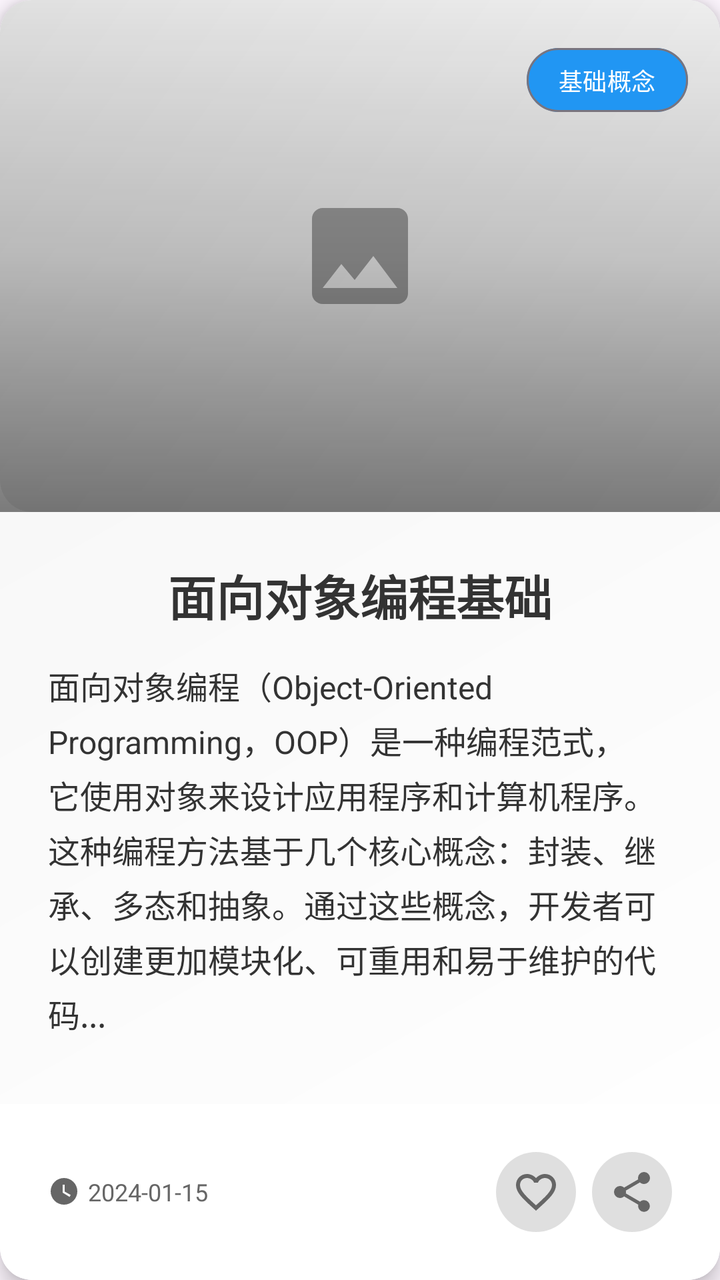
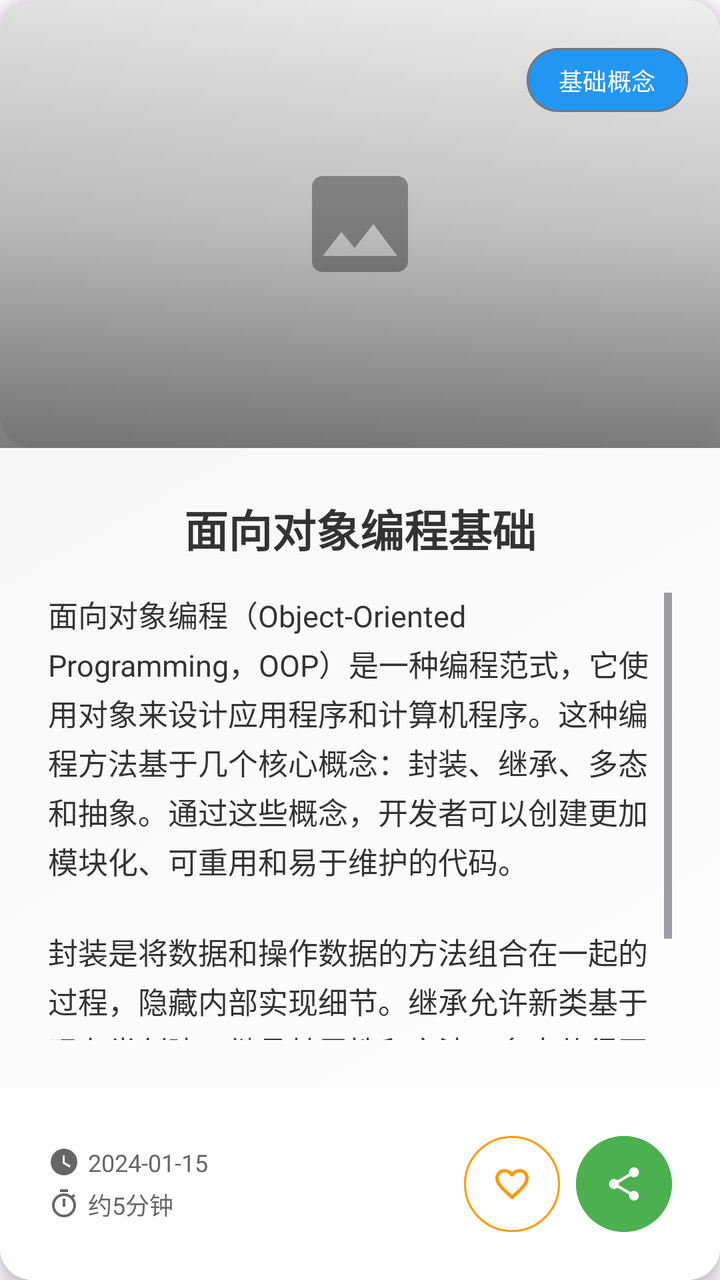

An Android layout rendered at two revisions. The XML below is the earlier revision; the diff shows what the commit changed to produce the second picture.
<!-- AndroidManifest.xml: application theme Theme.CourseDesign -->
<!-- res/layout/item_knowledge_card_modern.xml -->
<?xml version="1.0" encoding="utf-8"?>
<com.google.android.material.card.MaterialCardView xmlns:android="http://schemas.android.com/apk/res/android"
    xmlns:app="http://schemas.android.com/apk/res-auto"
    android:layout_width="match_parent"
    android:layout_height="match_parent"
    android:layout_margin="@dimen/margin_medium"
    app:cardCornerRadius="@dimen/radius_large"
    app:cardElevation="6dp"
    app:strokeWidth="0dp">

    <androidx.constraintlayout.widget.ConstraintLayout
        android:layout_width="match_parent"
        android:layout_height="match_parent"
        android:background="@drawable/knowledge_card_gradient">

        
        <ImageView
            android:id="@+id/ivKnowledgeImage"
            android:layout_width="0dp"
            android:layout_height="0dp"
            android:scaleType="centerCrop"
            android:background="@drawable/image_placeholder_modern"
            app:layout_constraintTop_toTopOf="parent"
            app:layout_constraintStart_toStartOf="parent"
            app:layout_constraintEnd_toEndOf="parent"
            app:layout_constraintHeight_percent="0.4"
            android:contentDescription="知识配图" />

        
        <View
            android:layout_width="0dp"
            android:layout_height="0dp"
            android:background="@drawable/image_overlay_gradient"
            app:layout_constraintTop_toTopOf="@id/ivKnowledgeImage"
            app:layout_constraintBottom_toBottomOf="@id/ivKnowledgeImage"
            app:layout_constraintStart_toStartOf="@id/ivKnowledgeImage"
            app:layout_constraintEnd_toEndOf="@id/ivKnowledgeImage" />

        
        <com.google.android.material.chip.Chip
            android:id="@+id/chipCategory"
            android:layout_width="wrap_content"
            android:layout_height="wrap_content"
            android:text="基础概念"
            android:textSize="12sp"
            android:textColor="@android:color/white"
            app:chipBackgroundColor="@color/primary_blue"
            app:chipCornerRadius="16dp"
            app:layout_constraintTop_toTopOf="@id/ivKnowledgeImage"
            app:layout_constraintEnd_toEndOf="@id/ivKnowledgeImage"
            android:layout_margin="@dimen/margin_medium" />

        
        <LinearLayout
            android:layout_width="0dp"
            android:layout_height="0dp"
            android:orientation="vertical"
            android:padding="@dimen/margin_large"
            app:layout_constraintTop_toBottomOf="@id/ivKnowledgeImage"
            app:layout_constraintBottom_toTopOf="@id/layoutFooter"
            app:layout_constraintStart_toStartOf="parent"
            app:layout_constraintEnd_toEndOf="parent">

            
            <TextView
                android:id="@+id/tvTitle"
                android:layout_width="match_parent"
                android:layout_height="wrap_content"
                android:text="面向对象编程基础"
                android:textSize="24sp"
                android:textStyle="bold"
                android:textColor="@color/text_primary"
                android:gravity="center"
                android:layout_marginBottom="@dimen/margin_medium"
                android:maxLines="2"
                android:ellipsize="end" />

            
            <androidx.core.widget.NestedScrollView
                android:layout_width="match_parent"
                android:layout_height="0dp"
                android:layout_weight="1"
                android:scrollbars="vertical"
                android:fadeScrollbars="true">

                <TextView
                    android:id="@+id/tvDescription"
                    android:layout_width="match_parent"
                    android:layout_height="wrap_content"
                    android:text="面向对象编程（Object-Oriented Programming，OOP）是一种编程范式，它使用对象来设计应用程序和计算机程序。这种编程方法基于几个核心概念：封装、继承、多态和抽象。通过这些概念，开发者可以创建更加模块化、可重用和易于维护的代码..."
                    android:textSize="16sp"
                    android:textColor="@color/text_primary"
                    android:lineSpacingExtra="4dp"
                    android:justificationMode="inter_word" />

            </androidx.core.widget.NestedScrollView>

        </LinearLayout>

        
        <LinearLayout
            android:id="@+id/layoutFooter"
            android:layout_width="0dp"
            android:layout_height="wrap_content"
            android:orientation="horizontal"
            android:padding="@dimen/margin_large"
            android:gravity="center_vertical"
            android:background="@drawable/footer_background"
            app:layout_constraintBottom_toBottomOf="parent"
            app:layout_constraintStart_toStartOf="parent"
            app:layout_constraintEnd_toEndOf="parent">

            
            <LinearLayout
                android:layout_width="0dp"
                android:layout_height="wrap_content"
                android:layout_weight="1"
                android:orientation="horizontal"
                android:gravity="start|center_vertical">

                <ImageView
                    android:layout_width="16dp"
                    android:layout_height="16dp"
                    android:src="@drawable/ic_clock"
                    android:layout_marginEnd="4dp"
                    android:contentDescription="更新时间" />

                <TextView
                    android:id="@+id/tvUpdateTime"
                    android:layout_width="wrap_content"
                    android:layout_height="wrap_content"
                    android:text="2024-01-15"
                    android:textSize="12sp"
                    android:textColor="@color/text_secondary" />

            </LinearLayout>

            
            <ImageButton
                android:id="@+id/btnFavorite"
                android:layout_width="40dp"
                android:layout_height="40dp"
                android:src="@drawable/ic_favorite_border"
                android:background="@drawable/button_circle_transparent"
                android:contentDescription="收藏" />

            
            <ImageButton
                android:id="@+id/btnShare"
                android:layout_width="40dp"
                android:layout_height="40dp"
                android:src="@drawable/ic_share"
                android:background="@drawable/button_circle_transparent"
                android:layout_marginStart="8dp"
                android:contentDescription="分享" />

        </LinearLayout>

    </androidx.constraintlayout.widget.ConstraintLayout>

</com.google.android.material.card.MaterialCardView>
<!-- resources referenced by this layout -->
<resources>
  <color name="primary_blue">#2196F3</color>
  <color name="text_primary">#333333</color>
  <color name="text_secondary">#666666</color>
  <dimen name="margin_large">24dp</dimen>
  <dimen name="margin_medium">16dp</dimen>
  <dimen name="radius_large">16dp</dimen>
  <!-- drawable button_circle_transparent (drawable) -->
  <?xml version="1.0" encoding="utf-8"?>
  <ripple xmlns:android="http://schemas.android.com/apk/res/android"
      android:color="@color/primary_blue">
      <item>
          <shape android:shape="oval">
              <solid android:color="#20000000" />
          </shape>
      </item>
  </ripple>
  <!-- drawable footer_background (drawable) -->
  <?xml version="1.0" encoding="utf-8"?>
  <shape xmlns:android="http://schemas.android.com/apk/res/android"
      android:shape="rectangle">
      <solid android:color="@color/background_white" />
      <corners 
          android:bottomLeftRadius="@dimen/radius_large"
          android:bottomRightRadius="@dimen/radius_large" />
  </shape>
  <!-- drawable ic_clock (drawable) -->
  <?xml version="1.0" encoding="utf-8"?>
  <vector xmlns:android="http://schemas.android.com/apk/res/android"
      android:width="16dp"
      android:height="16dp"
      android:viewportWidth="24"
      android:viewportHeight="24">
      <path
          android:fillColor="@color/text_secondary"
          android:pathData="M12,2A10,10 0 0,0 2,12A10,10 0 0,0 12,22A10,10 0 0,0 22,12A10,10 0 0,0 12,2M16.2,16.2L11,13V7H12.5V12.2L17,14.7L16.2,16.2Z" />
  </vector>
  <!-- drawable ic_favorite_border (drawable) -->
  <?xml version="1.0" encoding="utf-8"?>
  <vector xmlns:android="http://schemas.android.com/apk/res/android"
      android:width="24dp"
      android:height="24dp"
      android:viewportWidth="24"
      android:viewportHeight="24">
      <path
          android:fillColor="@color/text_secondary"
          android:pathData="M12.1,18.55L12,18.65L11.89,18.55C7.14,14.24 4,11.39 4,8.5C4,6.5 5.5,5 7.5,5C9.04,5 10.54,6 11.07,7.36H12.93C13.46,6 14.96,5 16.5,5C18.5,5 20,6.5 20,8.5C20,11.39 16.86,14.24 12.1,18.55M16.5,3C14.76,3 13.09,3.81 12,5.08C10.91,3.81 9.24,3 7.5,3C4.42,3 2,5.41 2,8.5C2,12.27 5.4,15.36 10.55,20.03L12,21.35L13.45,20.03C18.6,15.36 22,12.27 22,8.5C22,5.41 19.58,3 16.5,3Z" />
  </vector>
  <!-- drawable image_overlay_gradient (drawable) -->
  <?xml version="1.0" encoding="utf-8"?>
  <shape xmlns:android="http://schemas.android.com/apk/res/android"
      android:shape="rectangle">
      <gradient
          android:angle="270"
          android:startColor="#00000000"
          android:centerColor="#30000000"
          android:endColor="#80000000"
          android:type="linear" />
      <corners 
          android:topLeftRadius="@dimen/radius_large"
          android:topRightRadius="@dimen/radius_large" />
  </shape>
  <!-- drawable knowledge_card_gradient (drawable) -->
  <?xml version="1.0" encoding="utf-8"?>
  <shape xmlns:android="http://schemas.android.com/apk/res/android"
      android:shape="rectangle">
      <gradient
          android:angle="135"
          android:startColor="@color/background_white"
          android:endColor="@color/background_light"
          android:type="linear" />
      <corners android:radius="@dimen/radius_large" />
  </shape>
  <style name="Theme.CourseDesign" parent="Base.Theme.CourseDesign" />
  <color name="background_white">#FFFFFF</color>
  <color name="background_light">#F5F5F5</color>
  <color name="divider_color">#E0E0E0</color>
  <color name="text_hint">#999999</color>
  <style name="Base.Theme.CourseDesign" parent="Theme.Material3.DayNight.NoActionBar">
          
          
      </style>
  <!-- unchanged entries left out for length: 2 -->
</resources>

<!-- the commit's change to res/layout/item_knowledge_card_modern.xml (unified diff, before → after) -->
@@ -23,7 +23,7 @@
             app:layout_constraintTop_toTopOf="parent"
             app:layout_constraintStart_toStartOf="parent"
             app:layout_constraintEnd_toEndOf="parent"
-            app:layout_constraintHeight_percent="0.4"
+            app:layout_constraintHeight_percent="0.35"
             android:contentDescription="知识配图" />
 
         
@@ -52,6 +52,7 @@
 
         
         <LinearLayout
+            android:id="@+id/contentLayout"
             android:layout_width="0dp"
             android:layout_height="0dp"
             android:orientation="vertical"
@@ -67,7 +68,7 @@
                 android:layout_width="match_parent"
                 android:layout_height="wrap_content"
                 android:text="面向对象编程基础"
-                android:textSize="24sp"
+                android:textSize="22sp"
                 android:textStyle="bold"
                 android:textColor="@color/text_primary"
                 android:gravity="center"
@@ -81,16 +82,17 @@
                 android:layout_height="0dp"
                 android:layout_weight="1"
                 android:scrollbars="vertical"
-                android:fadeScrollbars="true">
+                android:fadeScrollbars="true"
+                android:fillViewport="true">
 
                 <TextView
                     android:id="@+id/tvDescription"
                     android:layout_width="match_parent"
                     android:layout_height="wrap_content"
-                    android:text="面向对象编程（Object-Oriented Programming，OOP）是一种编程范式，它使用对象来设计应用程序和计算机程序。这种编程方法基于几个核心概念：封装、继承、多态和抽象。通过这些概念，开发者可以创建更加模块化、可重用和易于维护的代码..."
-                    android:textSize="16sp"
+                    android:text="面向对象编程（Object-Oriented Programming，OOP）是一种编程范式，它使用对象来设计应用程序和计算机程序。这种编程方法基于几个核心概念：封装、继承、多态和抽象。通过这些概念，开发者可以创建更加模块化、可重用和易于维护的代码。\n\n封装是将数据和操作数据的方法组合在一起的过程，隐藏内部实现细节。继承允许新类基于现有类创建，继承其属性和方法。多态使得同一个接口可以用于不同的底层形式。抽象则是隐藏复杂实现细节，只暴露必要的功能。"
+                    android:textSize="15sp"
                     android:textColor="@color/text_primary"
-                    android:lineSpacingExtra="4dp"
+                    android:lineSpacingExtra="3dp"
                     android:justificationMode="inter_word" />
 
             </androidx.core.widget.NestedScrollView>
@@ -106,6 +108,7 @@
             android:padding="@dimen/margin_large"
             android:gravity="center_vertical"
             android:background="@drawable/footer_background"
+            android:minHeight="72dp"
             app:layout_constraintBottom_toBottomOf="parent"
             app:layout_constraintStart_toStartOf="parent"
             app:layout_constraintEnd_toEndOf="parent">
@@ -115,44 +118,103 @@
                 android:layout_width="0dp"
                 android:layout_height="wrap_content"
                 android:layout_weight="1"
-                android:orientation="horizontal"
-                android:gravity="start|center_vertical">
-
-                <ImageView
-                    android:layout_width="16dp"
-                    android:layout_height="16dp"
-                    android:src="@drawable/ic_clock"
-                    android:layout_marginEnd="4dp"
-                    android:contentDescription="更新时间" />
-
-                <TextView
-                    android:id="@+id/tvUpdateTime"
+                android:orientation="vertical">
+
+                
+                <LinearLayout
                     android:layout_width="wrap_content"
                     android:layout_height="wrap_content"
-                    android:text="2024-01-15"
-                    android:textSize="12sp"
-                    android:textColor="@color/text_secondary" />
+                    android:orientation="horizontal"
+                    android:gravity="center_vertical">
+
+                    <ImageView
+                        android:layout_width="16dp"
+                        android:layout_height="16dp"
+                        android:src="@drawable/ic_clock"
+                        android:layout_marginEnd="4dp"
+                        android:contentDescription="更新时间" />
+
+                    <TextView
+                        android:id="@+id/tvUpdateTime"
+                        android:layout_width="wrap_content"
+                        android:layout_height="wrap_content"
+                        android:text="2024-01-15"
+                        android:textSize="12sp"
+                        android:textColor="@color/text_secondary" />
+
+                </LinearLayout>
+
+                
+                <LinearLayout
+                    android:layout_width="wrap_content"
+                    android:layout_height="wrap_content"
+                    android:orientation="horizontal"
+                    android:gravity="center_vertical"
+                    android:layout_marginTop="4dp">
+
+                    <ImageView
+                        android:layout_width="16dp"
+                        android:layout_height="16dp"
+                        android:src="@drawable/ic_timer"
+                        android:layout_marginEnd="4dp"
+                        android:contentDescription="阅读时长" />
+
+                    <TextView
+                        android:id="@+id/tvReadingTime"
+                        android:layout_width="wrap_content"
+                        android:layout_height="wrap_content"
+                        android:text="约5分钟"
+                        android:textSize="12sp"
+                        android:textColor="@color/text_secondary" />
+
+                </LinearLayout>
 
             </LinearLayout>
 
             
-            <ImageButton
-                android:id="@+id/btnFavorite"
-                android:layout_width="40dp"
-                android:layout_height="40dp"
-                android:src="@drawable/ic_favorite_border"
-                android:background="@drawable/button_circle_transparent"
-                android:contentDescription="收藏" />
-
-            
-            <ImageButton
-                android:id="@+id/btnShare"
-                android:layout_width="40dp"
-                android:layout_height="40dp"
-                android:src="@drawable/ic_share"
-                android:background="@drawable/button_circle_transparent"
-                android:layout_marginStart="8dp"
-                android:contentDescription="分享" />
+            <LinearLayout
+                android:layout_width="wrap_content"
+                android:layout_height="wrap_content"
+                android:orientation="horizontal"
+                android:gravity="center_vertical">
+
+                
+                <com.google.android.material.button.MaterialButton
+                    android:id="@+id/btnFavorite"
+                    android:layout_width="48dp"
+                    android:layout_height="48dp"
+                    android:layout_marginEnd="8dp"
+                    app:icon="@drawable/ic_favorite_border"
+                    app:iconGravity="textStart"
+                    app:iconPadding="0dp"
+                    app:iconSize="20dp"
+                    app:iconTint="@color/accent_orange"
+                    style="@style/Widget.Material3.Button.OutlinedButton"
+                    app:strokeColor="@color/accent_orange"
+                    app:strokeWidth="1dp"
+                    app:cornerRadius="24dp"
+                    android:contentDescription="收藏"
+                    android:insetTop="0dp"
+                    android:insetBottom="0dp" />
+
+                
+                <com.google.android.material.button.MaterialButton
+                    android:id="@+id/btnShare"
+                    android:layout_width="48dp"
+                    android:layout_height="48dp"
+                    app:icon="@drawable/ic_share"
+                    app:iconGravity="textStart"
+                    app:iconPadding="0dp"
+                    app:iconSize="20dp"
+                    app:iconTint="@android:color/white"
+                    style="@style/Widget.Material3.Button"
+                    android:backgroundTint="@color/secondary_green"
+                    app:cornerRadius="24dp"
+                    android:contentDescription="分享"
+                    android:insetTop="0dp"
+                    android:insetBottom="0dp" />
+
+            </LinearLayout>
 
         </LinearLayout>
 
<!-- resource entries referenced after the edit -->
@@ -1,21 +1,13 @@
 <!-- resources referenced by this layout -->
 <resources>
+  <color name="accent_orange">#FF9800</color>
   <color name="primary_blue">#2196F3</color>
+  <color name="secondary_green">#4CAF50</color>
   <color name="text_primary">#333333</color>
   <color name="text_secondary">#666666</color>
   <dimen name="margin_large">24dp</dimen>
   <dimen name="margin_medium">16dp</dimen>
   <dimen name="radius_large">16dp</dimen>
-  <!-- drawable button_circle_transparent (drawable) -->
-  <?xml version="1.0" encoding="utf-8"?>
-  <ripple xmlns:android="http://schemas.android.com/apk/res/android"
-      android:color="@color/primary_blue">
-      <item>
-          <shape android:shape="oval">
-              <solid android:color="#20000000" />
-          </shape>
-      </item>
-  </ripple>
   <!-- drawable footer_background (drawable) -->
   <?xml version="1.0" encoding="utf-8"?>
   <shape xmlns:android="http://schemas.android.com/apk/res/android"
@@ -46,6 +38,17 @@
       <path
           android:fillColor="@color/text_secondary"
           android:pathData="M12.1,18.55L12,18.65L11.89,18.55C7.14,14.24 4,11.39 4,8.5C4,6.5 5.5,5 7.5,5C9.04,5 10.54,6 11.07,7.36H12.93C13.46,6 14.96,5 16.5,5C18.5,5 20,6.5 20,8.5C20,11.39 16.86,14.24 12.1,18.55M16.5,3C14.76,3 13.09,3.81 12,5.08C10.91,3.81 9.24,3 7.5,3C4.42,3 2,5.41 2,8.5C2,12.27 5.4,15.36 10.55,20.03L12,21.35L13.45,20.03C18.6,15.36 22,12.27 22,8.5C22,5.41 19.58,3 16.5,3Z" />
+  </vector>
+  <!-- drawable ic_timer (drawable) -->
+  <?xml version="1.0" encoding="utf-8"?>
+  <vector xmlns:android="http://schemas.android.com/apk/res/android"
+      android:width="16dp"
+      android:height="16dp"
+      android:viewportWidth="24"
+      android:viewportHeight="24">
+      <path
+          android:fillColor="@color/text_secondary"
+          android:pathData="M15,1H9V3H15M11,14H13V8H11M19.03,7.39L20.45,5.97C20,5.46 19.55,5 19.04,4.56L17.62,6C16.07,4.74 14.12,4 12,4A9,9 0 0,0 3,13A9,9 0 0,0 12,22C17,22 21,17.97 21,13C21,10.88 20.26,8.93 19.03,7.39M12,20A7,7 0 0,1 5,13A7,7 0 0,1 12,6A7,7 0 0,1 19,13A7,7 0 0,1 12,20Z" />
   </vector>
   <!-- drawable image_overlay_gradient (drawable) -->
   <?xml version="1.0" encoding="utf-8"?>
